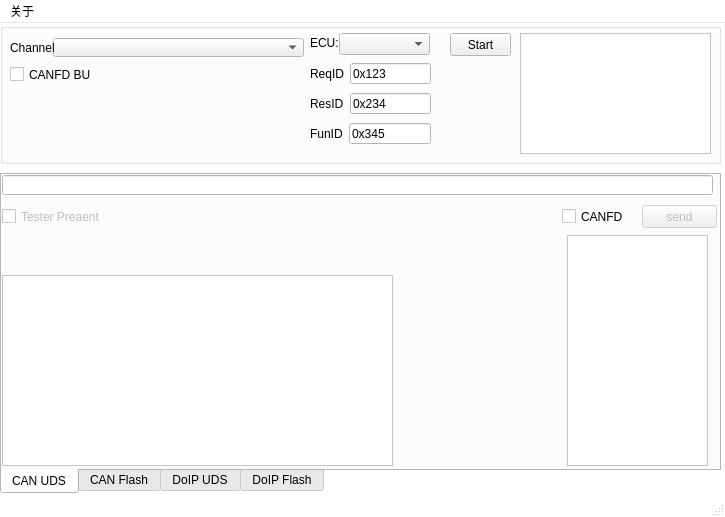
This is UDS_Client_UI.ui in YEZZESDXHN/UDS_Client as Qt 5 draws it before an edit. The edited form follows.
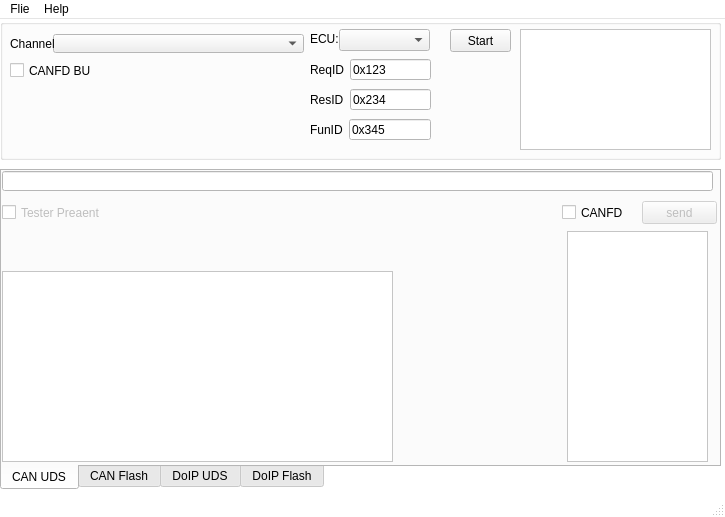
This is the edited form.

```diff
--- a/UDS_Client_UI.ui
+++ b/UDS_Client_UI.ui
@@ -440,10 +440,19 @@
    </property>
    <widget class="QMenu" name="menu">
     <property name="title">
-     <string>关于</string>
+     <string>Flie</string>
     </property>
+    <addaction name="actionECU_config"/>
+    <addaction name="actionDLL_Folder"/>
+   </widget>
+   <widget class="QMenu" name="menu_2">
+    <property name="title">
+     <string>Help</string>
+    </property>
+    <addaction name="action_about"/>
    </widget>
    <addaction name="menu"/>
+   <addaction name="menu_2"/>
   </widget>
   <widget class="QStatusBar" name="statusbar"/>
  </widget>
```
Left out of the diff: 15 changed lines with no effect on the pictures.
